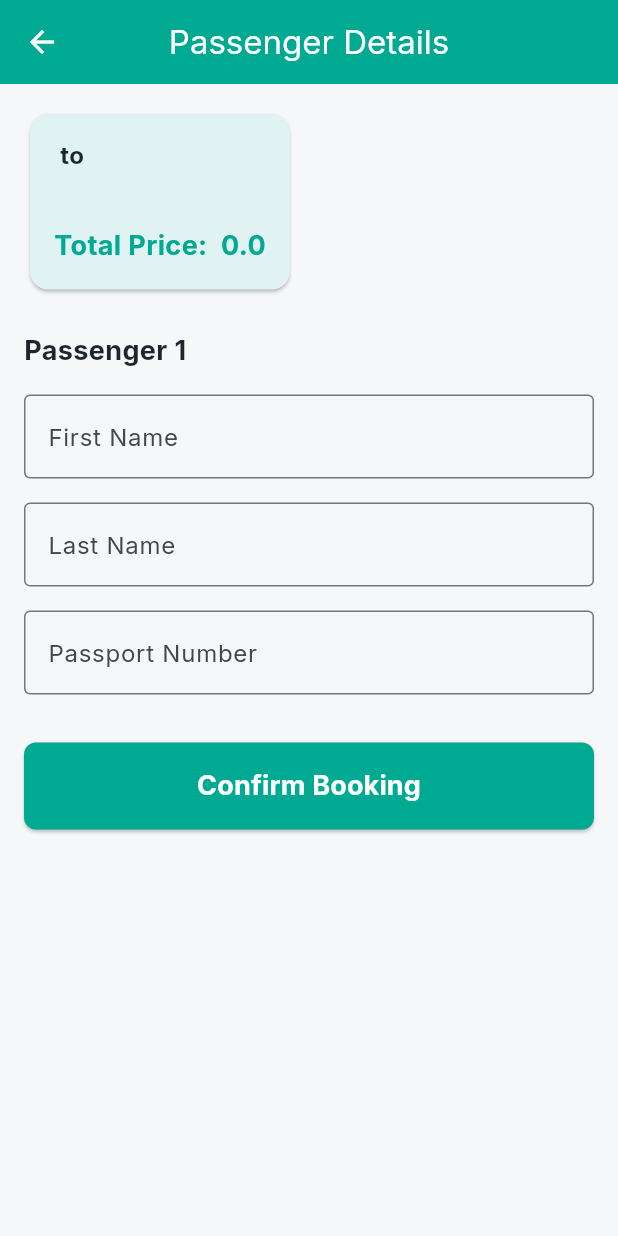
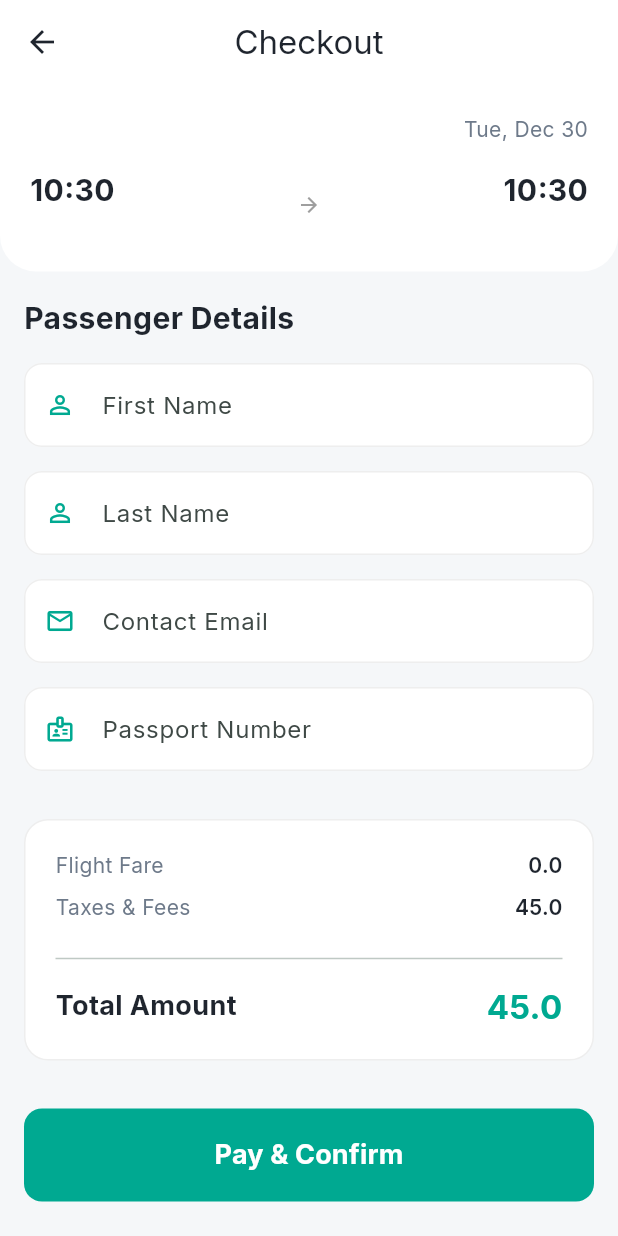
Before and after one commit to Thyon3/SkyRace, a Flutter app: the BookingScreen screen opened directly with empty values, on a phone screen of 412 x 824 dp. Run offline on Flutter 3.47's test engine with Material 3 defaults, Android fonts, the light colour scheme and no system bars; our stand-ins replace flutter_riverpod, go_router, google_fonts, shared_preferences; accounts and stored records are empty.

Commit message:
Enhance Booking Screen UI with professional checkout and success dialog

```diff
--- a/lib/src/features/bookings/presentation/booking_screen.dart
+++ b/lib/src/features/bookings/presentation/booking_screen.dart
@@ -1,6 +1,7 @@
 import 'package:flutter/material.dart';
 import 'package:flutter_riverpod/flutter_riverpod.dart';
 import 'package:go_router/go_router.dart';
+import 'package:intl/intl.dart';
 import '../../../constants/app_colors.dart';
 import '../../search/domain/flight.dart';
 import '../domain/booking.dart';
@@ -20,12 +21,14 @@ class _BookingScreenState extends ConsumerState<BookingScreen> {
   final _firstNameController = TextEditingController();
   final _lastNameController = TextEditingController();
   final _passportController = TextEditingController();
+  final _emailController = TextEditingController();
 
   @override
   void dispose() {
     _firstNameController.dispose();
     _lastNameController.dispose();
     _passportController.dispose();
+    _emailController.dispose();
     super.dispose();
   }
 
@@ -37,10 +40,7 @@ class _BookingScreenState extends ConsumerState<BookingScreen> {
       next.whenOrNull(
         data: (booking) {
           if (booking != null) {
-            ScaffoldMessenger.of(context).showSnackBar(
-              const SnackBar(content: Text('Booking Successful!')),
-            );
-            context.go('/');
+            _showSuccessDialog();
           }
         },
         error: (err, stack) {
@@ -52,49 +52,55 @@ class _BookingScreenState extends ConsumerState<BookingScreen> {
     });
 
     return Scaffold(
+      backgroundColor: AppColors.background,
       appBar: AppBar(
-        title: const Text('Passenger Details'),
+        title: const Text('Checkout'),
+        backgroundColor: Colors.white,
+        foregroundColor: AppColors.textDark,
+        elevation: 0,
       ),
       body: SingleChildScrollView(
+        child: Column(
+          children: [
+            _buildFlightSummaryCard(),
+            Padding(
               padding: const EdgeInsets.all(16.0),
               child: Form(
                 key: _formKey,
                 child: Column(
                   crossAxisAlignment: CrossAxisAlignment.start,
                   children: [
-              _buildFlightSummary(),
-              const SizedBox(height: 24),
                     const Text(
-                'Passenger 1',
-                style: TextStyle(fontSize: 18, fontWeight: FontWeight.bold),
+                      'Passenger Details',
+                      style: TextStyle(fontSize: 20, fontWeight: FontWeight.bold, color: AppColors.textDark),
                     ),
                     const SizedBox(height: 16),
-              TextFormField(
+                    _buildTextField(
                       controller: _firstNameController,
-                decoration: const InputDecoration(
-                  labelText: 'First Name',
-                  border: OutlineInputBorder(),
-                ),
-                validator: (value) => value?.isEmpty ?? true ? 'Required' : null,
+                      label: 'First Name',
+                      icon: Icons.person_outline,
                     ),
                     const SizedBox(height: 16),
-              TextFormField(
+                    _buildTextField(
                       controller: _lastNameController,
-                decoration: const InputDecoration(
-                  labelText: 'Last Name',
-                  border: OutlineInputBorder(),
-                ),
-                validator: (value) => value?.isEmpty ?? true ? 'Required' : null,
+                      label: 'Last Name',
+                      icon: Icons.person_outline,
                     ),
                     const SizedBox(height: 16),
-              TextFormField(
+                    _buildTextField(
+                      controller: _emailController,
+                      label: 'Contact Email',
+                      icon: Icons.email_outlined,
+                      keyboardType: TextInputType.emailAddress,
+                    ),
+                    const SizedBox(height: 16),
+                    _buildTextField(
                       controller: _passportController,
-                decoration: const InputDecoration(
-                  labelText: 'Passport Number',
-                  border: OutlineInputBorder(),
+                      label: 'Passport Number',
+                      icon: Icons.badge_outlined,
                     ),
-                validator: (value) => value?.isEmpty ?? true ? 'Required' : null,
-              ),
+                    const SizedBox(height: 32),
+                    _buildPriceBreakdown(),
                     const SizedBox(height: 32),
                     SizedBox(
                       width: double.infinity,
@@ -117,45 +123,187 @@ class _BookingScreenState extends ConsumerState<BookingScreen> {
                                 }
                               },
                         style: ElevatedButton.styleFrom(
-                    padding: const EdgeInsets.symmetric(vertical: 16),
+                          padding: const EdgeInsets.symmetric(vertical: 18),
                           backgroundColor: AppColors.primary,
+                          shape: RoundedRectangleBorder(borderRadius: BorderRadius.circular(12)),
+                          elevation: 0,
                         ),
                         child: bookingState.isLoading
                             ? const CircularProgressIndicator(color: Colors.white)
                             : const Text(
-                          'Confirm Booking',
+                                'Pay & Confirm',
                                 style: TextStyle(fontSize: 18, fontWeight: FontWeight.bold),
+                              ),
+                      ),
+                    ),
+                    const SizedBox(height: 24),
+                  ],
                 ),
               ),
             ),
           ],
         ),
       ),
+    );
+  }
+
+  Widget _buildTextField({
+    required TextEditingController controller,
+    required String label,
+    required IconData icon,
+    TextInputType? keyboardType,
+  }) {
+    return TextFormField(
+      controller: controller,
+      keyboardType: keyboardType,
+      decoration: InputDecoration(
+        labelText: label,
+        prefixIcon: Icon(icon, color: AppColors.primary, size: 20),
+        filled: true,
+        fillColor: Colors.white,
+        border: OutlineInputBorder(
+          borderRadius: BorderRadius.circular(12),
+          borderSide: BorderSide(color: Colors.grey.shade200),
+        ),
+        enabledBorder: OutlineInputBorder(
+          borderRadius: BorderRadius.circular(12),
+          borderSide: BorderSide(color: Colors.grey.shade200),
+        ),
+      ),
+      validator: (value) => value?.isEmpty ?? true ? 'Required' : null,
+    );
+  }
+
+  Widget _buildFlightSummaryCard() {
+    return Container(
+      width: double.infinity,
+      padding: const EdgeInsets.all(20),
+      decoration: const BoxDecoration(
+        color: Colors.white,
+        borderRadius: BorderRadius.only(
+          bottomLeft: Radius.circular(24),
+          bottomRight: Radius.circular(24),
+        ),
+      ),
+      child: Column(
+        crossAxisAlignment: CrossAxisAlignment.start,
+        children: [
+          Row(
+            mainAxisAlignment: MainAxisAlignment.spaceBetween,
+            children: [
+              Text(
+                widget.flight.airline,
+                style: const TextStyle(fontWeight: FontWeight.bold, color: AppColors.primary),
+              ),
+              Text(
+                DateFormat('EEE, MMM d').format(widget.flight.departureTime),
+                style: const TextStyle(color: AppColors.textLight),
+              ),
+            ],
+          ),
+          const SizedBox(height: 16),
+          Row(
+            children: [
+              _buildLocationSummary(widget.flight.origin, DateFormat('HH:mm').format(widget.flight.departureTime)),
+              const Expanded(
+                child: Padding(
+                  padding: EdgeInsets.symmetric(horizontal: 12.0),
+                  child: Icon(Icons.arrow_forward, color: Colors.grey, size: 16),
+                ),
+              ),
+              _buildLocationSummary(widget.flight.destination, DateFormat('HH:mm').format(widget.flight.arrivalTime)),
+            ],
+          ),
+        ],
       ),
     );
   }
 
-  Widget _buildFlightSummary() {
-    return Card(
-      color: AppColors.secondary,
-      child: Padding(
-        padding: const EdgeInsets.all(16.0),
-        child: Column(
+  Widget _buildLocationSummary(String location, String time) {
+    return Column(
       crossAxisAlignment: CrossAxisAlignment.start,
       children: [
+        Text(time, style: const TextStyle(fontSize: 20, fontWeight: FontWeight.bold)),
+        Text(location.split('(').first.trim(), style: const TextStyle(color: AppColors.textLight)),
+      ],
+    );
+  }
+
+  Widget _buildPriceBreakdown() {
+    return Container(
+      padding: const EdgeInsets.all(20),
+      decoration: BoxDecoration(
+        color: Colors.white,
+        borderRadius: BorderRadius.circular(16),
+        border: Border.all(color: Colors.grey.shade200),
+      ),
+      child: Column(
+        children: [
+          _buildPriceRow('Flight Fare', widget.flight.price),
+          _buildPriceRow('Taxes & Fees', 45.0),
+          const Divider(height: 32),
+          Row(
+            mainAxisAlignment: MainAxisAlignment.spaceBetween,
+            children: [
+              const Text('Total Amount', style: TextStyle(fontSize: 18, fontWeight: FontWeight.bold)),
               Text(
-              '${widget.flight.origin} to ${widget.flight.destination}',
-              style: const TextStyle(fontWeight: FontWeight.bold, fontSize: 16),
+                '${widget.flight.currency} ${widget.flight.price + 45}',
+                style: const TextStyle(fontSize: 22, fontWeight: FontWeight.bold, color: AppColors.primary),
               ),
-            const SizedBox(height: 8),
-            Text(widget.flight.airline),
-            const SizedBox(height: 8),
-            Text(
-              'Total Price: ${widget.flight.currency} ${widget.flight.price}',
-              style: const TextStyle(
-                fontWeight: FontWeight.bold,
-                color: AppColors.primary,
-                fontSize: 18,
+            ],
+          ),
+        ],
+      ),
+    );
+  }
+
+  Widget _buildPriceRow(String label, double amount) {
+    return Padding(
+      padding: const EdgeInsets.only(bottom: 8.0),
+      child: Row(
+        mainAxisAlignment: MainAxisAlignment.spaceBetween,
+        children: [
+          Text(label, style: const TextStyle(color: AppColors.textLight)),
+          Text('${widget.flight.currency} $amount', style: const TextStyle(fontWeight: FontWeight.w600)),
+        ],
+      ),
+    );
+  }
+
+  void _showSuccessDialog() {
+    showDialog(
+      context: context,
+      barrierDismissible: false,
+      builder: (context) => AlertDialog(
+        shape: RoundedRectangleBorder(borderRadius: BorderRadius.circular(20)),
+        content: Column(
+          mainAxisSize: MainAxisSize.min,
+          children: [
+            const Icon(Icons.check_circle, color: Colors.green, size: 80),
+            const SizedBox(height: 24),
+            const Text(
+              'Booking Confirmed!',
+              style: TextStyle(fontSize: 22, fontWeight: FontWeight.bold),
+            ),
+            const SizedBox(height: 12),
+            const Text(
+              'Your flight has been booked successfully. You can find your ticket in My Bookings.',
+              textAlign: TextAlign.center,
+              style: TextStyle(color: AppColors.textLight),
+            ),
+            const SizedBox(height: 32),
+            SizedBox(
+              width: double.infinity,
+              child: ElevatedButton(
+                onPressed: () {
+                  context.go('/');
+                },
+                style: ElevatedButton.styleFrom(
+                  backgroundColor: AppColors.primary,
+                  padding: const EdgeInsets.symmetric(vertical: 14),
+                  shape: RoundedRectangleBorder(borderRadius: BorderRadius.circular(12)),
+                ),
+                child: const Text('Go to Home'),
               ),
             ),
           ],
```
Lines whose indentation alone changed are shown as unchanged.
